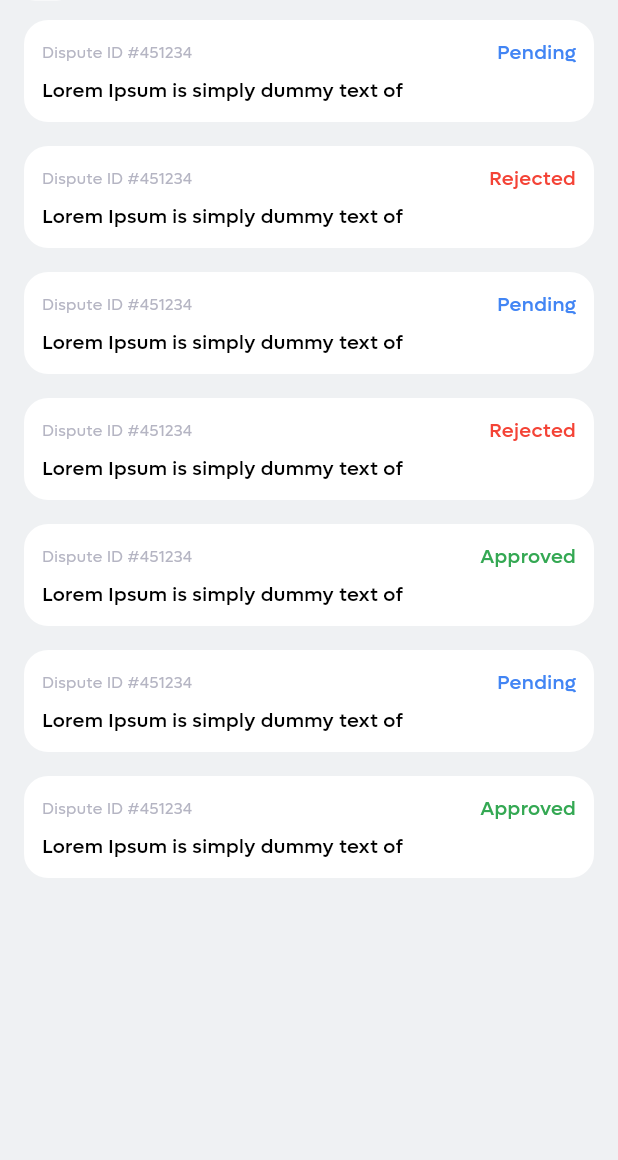
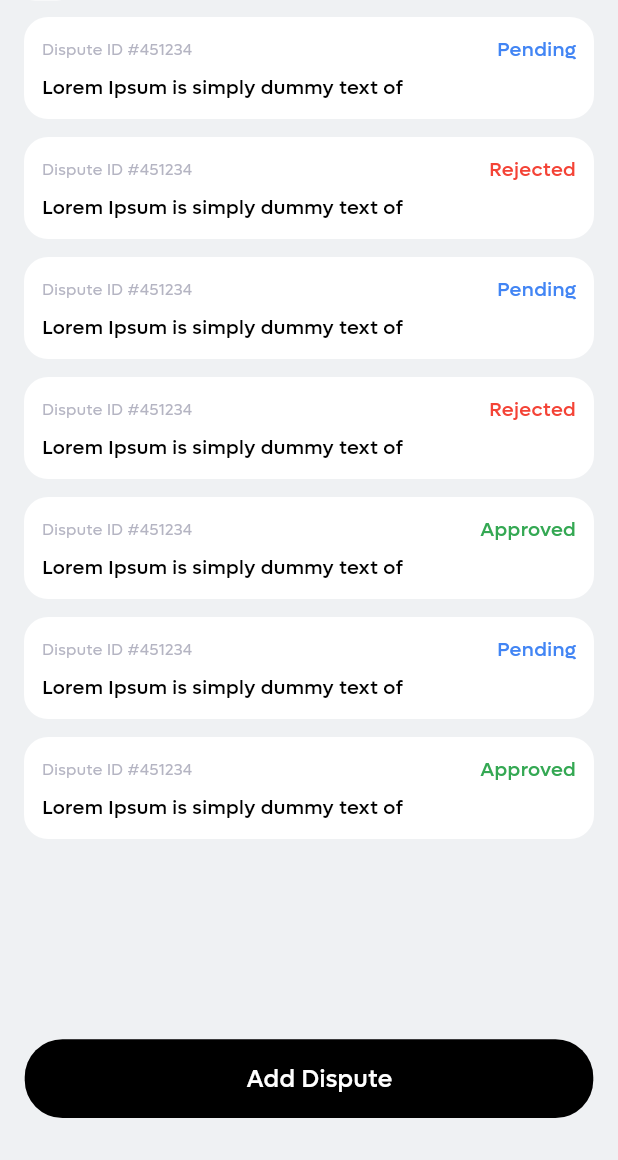
Before and after one commit to ibrahimsm83/casekarao, a Flutter app: the DisputeScreen screen opened by its route, on a phone screen of 412 x 824 dp, the part 76-1236 px from its top. Run offline on Flutter 3.47's test engine with Material 3 defaults, Android fonts, the phone set to English and light mode, and no system bars; our stand-ins replace another_flushbar, flutter_rating, flutter_screenutil, flutter_svg, get, pin_code_fields and 1 more.

Commit message:
Add Dispute screen added done

```diff
--- a/lib/presentation/dispute_screen/dispute_screen.dart
+++ b/lib/presentation/dispute_screen/dispute_screen.dart
@@ -63,12 +63,15 @@ class DisputeScreen extends StatelessWidget {
           ),
         ),
       ),
-      body: ListView.builder(
+      body: Column(
+        children: [
+          ListView.builder(
+            shrinkWrap: true,
             itemCount: disputes.length,
             itemBuilder: (context, index) {
               final dispute = disputes[index];
               return Container(
-            margin: EdgeInsets.symmetric(vertical: 8, horizontal: 16),
+                margin: EdgeInsets.symmetric(vertical: 6, horizontal: 16),
                 padding: EdgeInsets.all(12),
                 decoration: BoxDecoration(
                   color: Colors.white,
@@ -110,6 +113,35 @@ class DisputeScreen extends StatelessWidget {
               );
             },
           ),
+          Spacer(),
+          button(text: AppStrings.kAddDispute, onTap: () {
+
+            Navigator.pushNamed(context, CustomRouteNames.kAddDisputeScreenRoute);
+          }),
+          SizedBox(height: 20.0),
+        ],
+      ),
+    );
+  }
+  Widget button({
+    Function()? onTap,
+    String? text,
+    Color? color,
+    Color? fontColor,
+    String? iconPath,
+  }) {
+    return CustomButton(
+      color: color ?? ColorManager.primary,
+      horizontalMargin: 0.04,
+      iconPath: iconPath,
+      isLeadingIcon: true,
+      text: text ?? "",
+
+      style: getmediumStyle(
+        color: fontColor ?? ColorManager.kWhiteColor,
+        fontSize: AppSize.s14.sp,
+      ),
+      onTap: onTap,
     );
   }
 }
--- a/lib/presentation/export_presentation.dart
+++ b/lib/presentation/export_presentation.dart
@@ -28,3 +28,4 @@ export 'payout_details_screen/payout_details_screen.dart';
 export 'add_payout_screen/add_payout_screen.dart';
 export 'notification_settings_screen/notification_setting_screen.dart';
 export 'dispute_screen/dispute_screen.dart';
+export 'add_dispute_screen/add_dispute_screen.dart';
--- a/lib/presentation/resources/route_management/custom_route_generator.dart
+++ b/lib/presentation/resources/route_management/custom_route_generator.dart
@@ -214,6 +214,12 @@ class CustomRouteGenerator {
             return DisputeScreen();
           },
         );
+        case CustomRouteNames.kAddDisputeScreenRoute:
+        return MaterialPageRoute(
+          builder: (context) {
+            return AddDisputeScreen();
+          },
+        );
       default:
         return null;
     }
--- a/lib/presentation/resources/route_management/custom_route_name.dart
+++ b/lib/presentation/resources/route_management/custom_route_name.dart
@@ -30,5 +30,6 @@ class CustomRouteNames {
   static const String kAddPayoutScreenRoute = "/kAddPayoutScreenRoute";
   static const String kNotificationSettingScreenRoute = "/kNotificationSettingScreenRoute";
   static const String kDisputeScreenRoute = "/kDisputeScreenRoute";
+  static const String kAddDisputeScreenRoute = "/kAddDisputeScreenRoute";
 
 }
--- a/lib/presentation/resources/strings_manager.dart
+++ b/lib/presentation/resources/strings_manager.dart
@@ -267,6 +267,14 @@ class AppStrings {
   static const String kRejected= "Rejected";
   static const String kApproved= "Approved";
 
+  ///Dispute
+  static const String kAttachMedia= "Attach Media";
+  static const String kDisputeTitle= "Dispute Title";
+  static const String kDisputeDescription= "Dispute Description";
+  static const String kDisputeTitleHinttext= "e.g: Case name or Case ID";
+  static const String kPleaseUploadAttachmentsMax5 = "Please upload attachments (max 5) ";
+
+
   ///Validator
   static const String otpCode = "Otp Code";
   static const String otpValidator = "Please fill all Fields";
```
Also changed, not shown: lib/presentation/add_dispute_screen/add_dispute_screen.dart (added, +212 -0 lines). Lines whose indentation alone changed are shown as unchanged.
